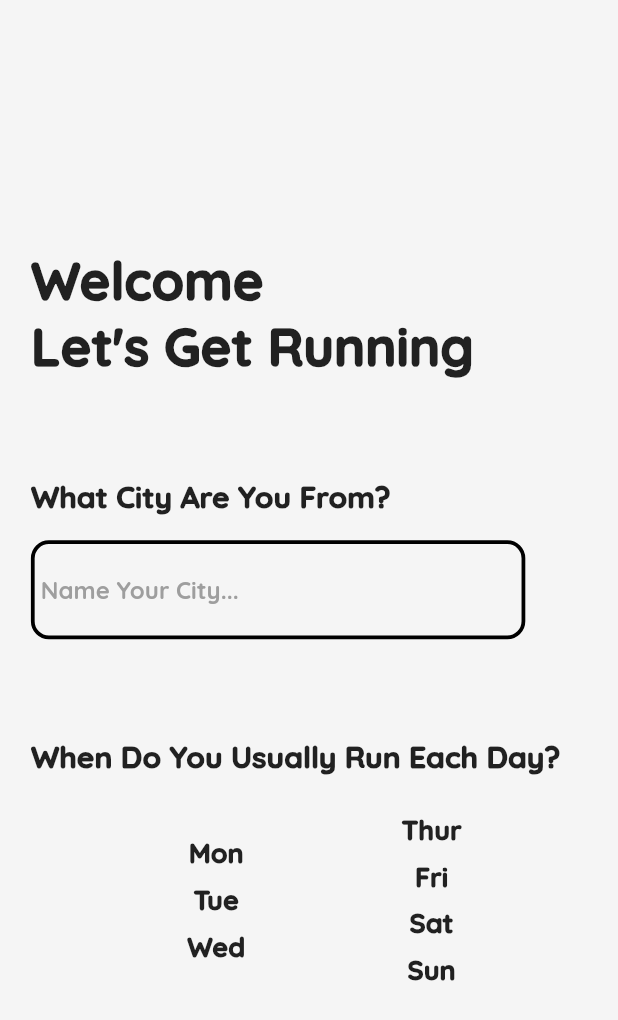
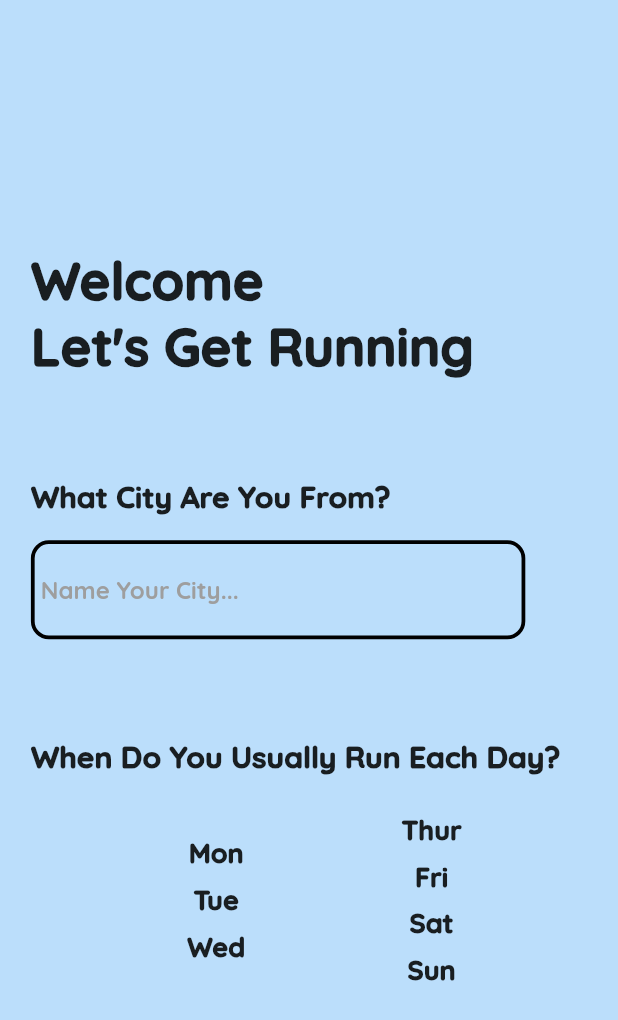
Before and after one commit to larry-adesola/weatherApp, a Flutter app: the screen it shows after launch, on a phone screen of 412 x 824 dp. Shown: the top 1020 px of the screen. Run offline on Flutter 3.47's test engine with Material 2 defaults, Android fonts, the phone set to English and light mode, and no system bars.

Commit message:
hey, guys lets get cooking

```diff
--- a/lib/pages/welcome.dart
+++ b/lib/pages/welcome.dart
@@ -14,7 +14,7 @@ class _WelcomeState extends State<Welcome> {
   Widget build(BuildContext context) {
     final size = MediaQuery.of(context).size;
     return Scaffold(
-        backgroundColor: Colors.grey[100],
+        backgroundColor: Colors.blue[100],
         body: SingleChildScrollView(
           child: Padding(
             padding: EdgeInsets.only(left: size.width*0.05),
@@ -104,38 +104,58 @@ class _WelcomeState extends State<Welcome> {
                     children: [
                       Column(
                         children: [
+                          Row(
+                            children: [
                               const Text(
                                 "Mon",
                                 style: TextStyle(fontSize: 18),
                               ),
+                            ],
+                          ),
                           SizedBox(
                             height: size.height*0.01,
                           ),
+                          Row(
+                            children: [
                               const Text(
                                 "Tue",
                                 style: TextStyle(fontSize: 18),
                               ),
+                            ],
+                          ),
                           SizedBox(
                             height: size.height*0.01,
                           ),
+                          Row(
+                            children: [
                               const Text(
                                 "Wed",
                                 style: TextStyle(fontSize: 18),
                               ),
                             ],
                           ),
+                        ],
+                      ),
                       Column(
+                        children: [
+                          Row(
                             children: [
                               const Text(
                                 "Thur",
                                 style: TextStyle(fontSize: 18),
                               ),
+                            ],
+                          ),
                           SizedBox(
                             height: size.height*0.01,
                           ),
+                          Row(
+                            children: [
                               const Text(
                                 "Fri",
                                 style: TextStyle(fontSize: 18),
+                              ),
+                            ],
                           ),
                           SizedBox(
                             height: size.height*0.01,
--- a/pubspec.yaml
+++ b/pubspec.yaml
@@ -28,6 +28,7 @@ environment:
 # the latest version available on pub.dev. To see which dependencies have newer
 # versions available, run `flutter pub outdated`.
 dependencies:
+  drop_down_list_menu: ^0.0.9
   flutter:
     sdk: flutter
 
```
Also changed, not shown: pubspec.lock. Lines whose indentation alone changed are shown as unchanged.
